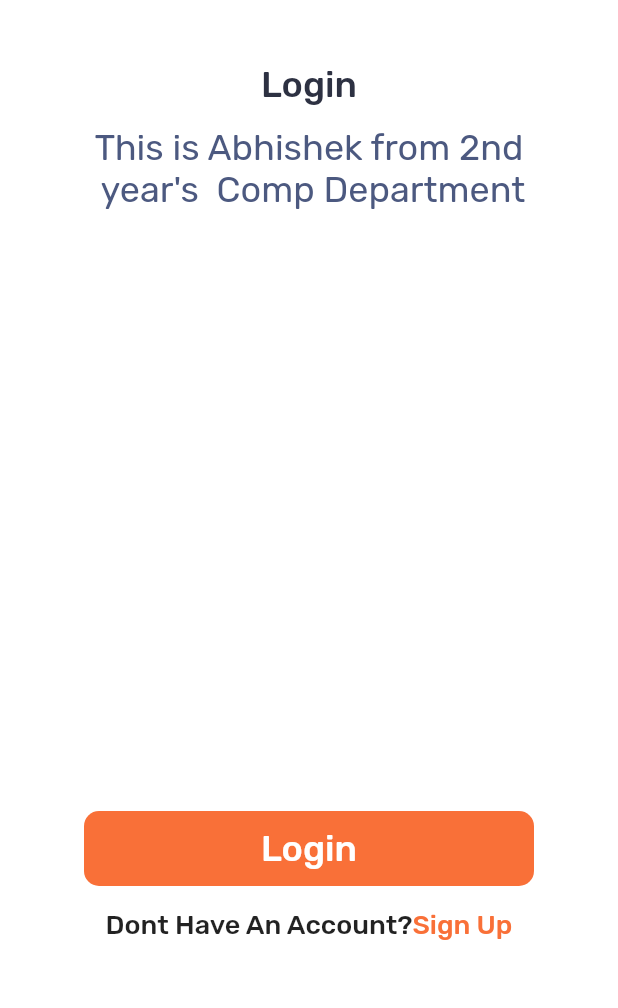
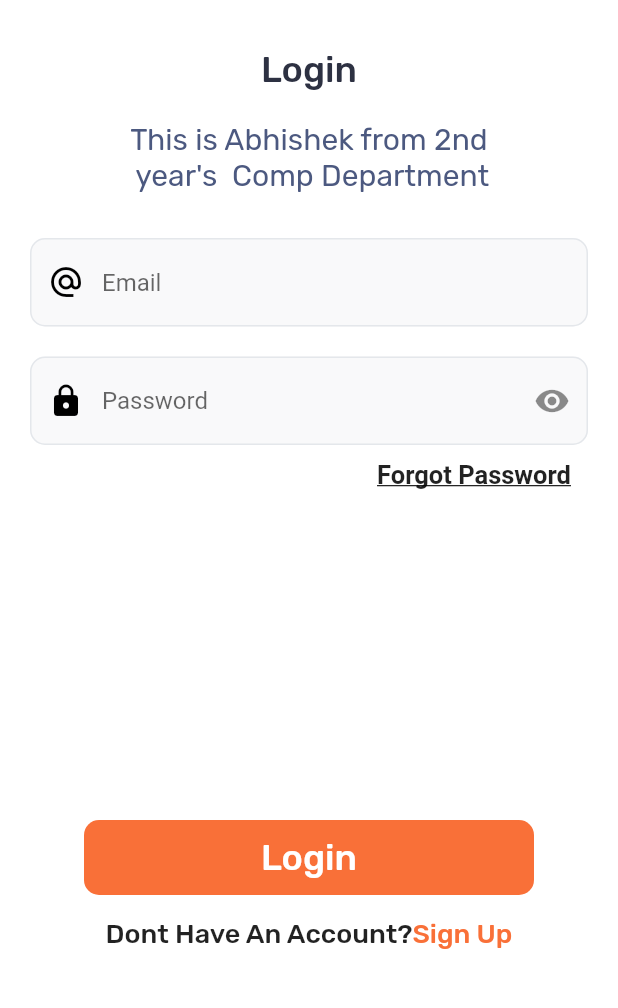
Before and after one commit to abhishekbhonde/M-Box, a Flutter app: the screen it shows after launch, on a phone screen of 412 x 824 dp, the part 155-1163 px from its top. Run offline on Flutter 3.47's test engine with Material 2 defaults, Android fonts, the phone set to English and light mode, and no system bars.

Commit message:
added files

```diff
--- a/lib/main.dart
+++ b/lib/main.dart
@@ -41,22 +41,78 @@ class MyApp extends StatelessWidget {
 
                 ],
               ),
-              SizedBox(height: 40,),
+              SizedBox(height: 30,),
               Center(
                 child: Text("Login",
                 style: TextStyle(fontFamily: 'Rubik Medium', fontSize: 24, color: Color(0xff2D3142),
                 ),
                 ),
               ),
-              SizedBox(height: 14,),
+              SizedBox(height: 20,),
               Center(
                 child: Text("This is Abhishek from 2nd \n year's  Comp Department",
                   textAlign: TextAlign.center,
-                  style: TextStyle(fontFamily: 'Rubik Regular', fontSize: 24, color: Color(0xff4C5980),
+                  style: TextStyle(fontFamily: 'Rubik Regular', fontSize: 20, color: Color(0xff4C5980),
                   ),
                 ),
               ),
-              SizedBox(height: 400,),
+              SizedBox(height: 30),
+              Padding(
+                padding: const EdgeInsets.symmetric(horizontal: 20),
+                child: TextFormField(
+                  decoration: InputDecoration(
+                    hintText: 'Email',
+                    fillColor: const Color(0xffF9F9FA),
+                    filled: true,
+                    prefixIcon: const Icon(Icons.alternate_email, color: Colors.black),
+
+                    focusedBorder: OutlineInputBorder(
+                      borderSide: const BorderSide(color: Color(0xffE4E7EB)),
+                      borderRadius: BorderRadius.circular(10),
+                    ),
+                    enabledBorder: OutlineInputBorder(
+                      borderSide: const BorderSide(color: Color(0xffE4E7EB)),
+                      borderRadius: BorderRadius.circular(10),
+                    ),
+                  ),
+                ),
+              ),
+              SizedBox(height: 20,),
+              Padding(
+                padding: const EdgeInsets.symmetric(horizontal: 20),
+                child: TextFormField(
+                  decoration: InputDecoration(
+                    hintText: 'Password',
+                    fillColor: const Color(0xffF9F9FA),
+                    filled: true,
+                    prefixIcon: const Icon(Icons.lock, color: Colors.black),
+                    suffixIcon: Icon(Icons.visibility),
+                    focusedBorder: OutlineInputBorder(
+                      borderSide: const BorderSide(color: Color(0xffE4E7EB)),
+                      borderRadius: BorderRadius.circular(10),
+                    ),
+                    enabledBorder: OutlineInputBorder(
+                      borderSide: const BorderSide(color: Color(0xffE4E7EB)),
+                      borderRadius: BorderRadius.circular(10),
+                    ),
+                  ),
+                ),
+              ),
+              SizedBox(height: 10,),
+              Padding(
+                padding: EdgeInsets.only(left: 220),
+                child: Center(
+                  child: Text('Forgot Password',
+                  style: TextStyle(
+                    fontWeight: FontWeight.bold,
+                    fontSize: 17,
+                    decoration: TextDecoration.underline,
+                  ),
+                  ),
+
+                ),
+              ),
+              SizedBox(height: 220,),
               Container(
 
                 height: 50,
```
Also changed, not shown: 3 other files.
